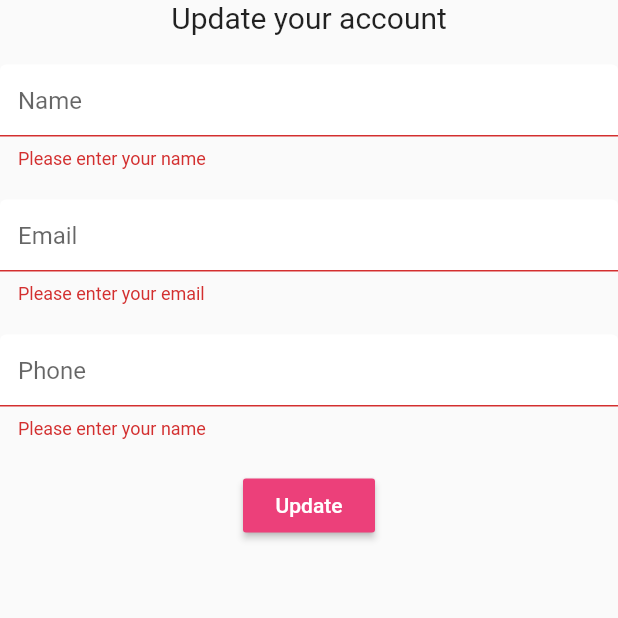
After one commit to MusinguziDenis/travel-express, a Flutter app: the UpdateForm screen opened directly, after a tap on "Update", on a phone screen of 412 x 824 dp, the top half of it. The commit adds this screen. Run offline on Flutter 3.47's test engine with Material 2 defaults, Android fonts, the phone set to English and light mode, and no system bars; our stand-ins replace cloud_firestore, firebase_auth, flutter_spinkit, google_fonts; accounts and stored records are empty.

Commit message:
finished updating the users account

```diff
--- a/lib/models/user.dart
+++ b/lib/models/user.dart
@@ -4,3 +4,11 @@ class User {
 
   User({this.uid, this.email});
 }
+
+class UserData {
+  final String uid;
+  final String name;
+  final String email;
+  final String phone;
+  UserData({this.uid, this.name, this.email, this.phone});
+}
--- a/lib/screens/home/account.dart
+++ b/lib/screens/home/account.dart
@@ -1,6 +1,7 @@
 //import 'package:cloud_firestore/cloud_firestore.dart';
 import 'package:flutter/material.dart';
 import 'package:travel_express/models/tript.dart';
+import 'package:travel_express/screens/home/update.dart';
 import 'package:travel_express/services/auth.dart';
 import 'package:travel_express/services/database.dart';
 import 'package:provider/provider.dart';
@@ -10,6 +11,19 @@ import 'package:travel_express/screens/home/trip_list.dart';
 class Account extends StatelessWidget {
   @override
   Widget build(BuildContext context) {
+    void _showDialogueBox() {
+      showDialog(
+        barrierColor: Colors.white,
+        context: context,
+        builder: (context) {
+          return Container(
+            padding: EdgeInsets.symmetric(vertical: 20.0, horizontal: 60.0),
+            child: UpdateForm(),
+          );
+        },
+      );
+    }
+
     return StreamProvider<List<Tripd>>.value(
       value: DatabaseService().trips,
       child: Scaffold(
@@ -19,7 +33,7 @@ class Account extends StatelessWidget {
           elevation: 0.0,
           actions: [
             FlatButton.icon(
-              onPressed: () {},
+              onPressed: () => _showDialogueBox(),
               icon: Icon(Icons.settings),
               label: Text('Update'),
             )
--- a/lib/screens/home/drawer.dart
+++ b/lib/screens/home/drawer.dart
@@ -1,9 +1,12 @@
 import 'package:flutter/material.dart';
+import 'package:travel_express/models/tript.dart';
 import 'package:travel_express/screens/home/account.dart';
 import 'package:travel_express/screens/home/schedule.dart';
 import 'package:travel_express/screens/home/trips.dart';
 
 class MyDrawer extends StatelessWidget {
+  final Tripd trip;
+  MyDrawer({this.trip});
   @override
   Widget build(BuildContext context) {
     return Drawer(
@@ -12,7 +15,7 @@ class MyDrawer extends StatelessWidget {
         children: [
           UserAccountsDrawerHeader(
             accountName: Text('Musinguzi Denis'),
-            accountEmail: Text('desmusinguzi@gmail.com'),
+            accountEmail: Text('denis@gmail.com'),
             currentAccountPicture: CircleAvatar(
               backgroundImage: AssetImage('assets/images/allianz.jpg'),
             ),
--- a/lib/screens/home/trip_list.dart
+++ b/lib/screens/home/trip_list.dart
@@ -2,6 +2,7 @@ import 'package:flutter/material.dart';
 import 'package:cloud_firestore/cloud_firestore.dart';
 import 'package:provider/provider.dart';
 import 'package:travel_express/models/tript.dart';
+import 'package:travel_express/models/user.dart';
 import 'package:travel_express/screens/home/trip_tile.dart';
 
 class TripList extends StatefulWidget {
@@ -12,7 +13,8 @@ class TripList extends StatefulWidget {
 class _TripListState extends State<TripList> {
   @override
   Widget build(BuildContext context) {
-    final trips = Provider.of<List<Tripd>>(context);
+    final user = Provider.of<User>(context);
+    final trips = Provider.of<List<Tripd>>(context) ?? [];
 
     return ListView.builder(
         itemCount: trips.length,
--- /dev/null
+++ b/lib/screens/home/update.dart
@@ -0,0 +1,100 @@
+import 'package:flutter/material.dart';
+import 'package:provider/provider.dart';
+import 'package:travel_express/models/user.dart';
+import 'package:travel_express/services/database.dart';
+import 'package:travel_express/shared/constants.dart';
+import 'package:travel_express/shared/loading.dart';
+
+class UpdateForm extends StatefulWidget {
+  @override
+  _UpdateFormState createState() => _UpdateFormState();
+}
+
+class _UpdateFormState extends State<UpdateForm> {
+  final _formKey = GlobalKey<FormState>();
+  String _currentName;
+  String _currentEmail;
+  String _currentPhone;
+  @override
+  Widget build(BuildContext context) {
+    final user = Provider.of<User>(context);
+    return Scaffold(
+      body: SingleChildScrollView(
+        child: StreamBuilder<UserData>(
+            stream: DatabaseService(uid: user.uid).userData,
+            builder: (context, snapshot) {
+              if (snapshot.hasData) {
+                UserData userData = snapshot.data;
+                return Form(
+                  key: _formKey,
+                  child: Column(
+                    children: [
+                      Text(
+                        'Update your account',
+                        style: TextStyle(fontSize: 20.0),
+                      ),
+                      SizedBox(
+                        height: 20.0,
+                      ),
+                      TextFormField(
+                        initialValue: userData.name,
+                        decoration:
+                            textInputDecoration.copyWith(hintText: 'Name'),
+                        validator: (value) =>
+                            value.isEmpty ? 'Please enter your name' : null,
+                        onChanged: (value) =>
+                            setState(() => _currentName = value),
+                      ),
+                      SizedBox(
+                        height: 20.0,
+                      ),
+                      TextFormField(
+                        initialValue: userData.email,
+                        decoration:
+                            textInputDecoration.copyWith(hintText: 'Email'),
+                        validator: (value) =>
+                            value.isEmpty ? 'Please enter your email' : null,
+                        onChanged: (value) =>
+                            setState(() => _currentEmail = value),
+                      ),
+                      SizedBox(
+                        height: 20.0,
+                      ),
+                      TextFormField(
+                        initialValue: userData.phone,
+                        decoration: textInputDecoration,
+                        validator: (value) =>
+                            value.isEmpty ? 'Please enter your name' : null,
+                        onChanged: (value) =>
+                            setState(() => _currentPhone = value),
+                      ),
+                      SizedBox(
+                        height: 20.0,
+                      ),
+                      RaisedButton(
+                        color: Colors.pink[400],
+                        child: Text(
+                          'Update',
+                          style: TextStyle(color: Colors.white),
+                        ),
+                        onPressed: () async {
+                          if (_formKey.currentState.validate()) {
+                            await DatabaseService(uid: user.uid).updateUserData(
+                                _currentName ?? userData.name,
+                                _currentPhone ?? userData.phone,
+                                _currentEmail ?? userData.email);
+                            Navigator.of(context);
+                          }
+                        },
+                      )
+                    ],
+                  ),
+                );
+              } else {
+                return Loading();
+              }
+            }),
+      ),
+    );
+  }
+}
--- a/lib/services/auth.dart
+++ b/lib/services/auth.dart
@@ -54,6 +54,8 @@ class AuthService {
       FirebaseUser user = result.user;
       await DatabaseService(uid: user.uid)
           .updateUserData('name', 'number', 'email');
+      await DatabaseServices(uid: user.uid)
+          .updateJourney(1, 'January', 2020, 'Kampala', 'Fort Portal', '8:00');
       return _userFromFirebaseUser(user);
     } catch (e) {
       print(e.toString());
--- a/lib/services/database.dart
+++ b/lib/services/database.dart
@@ -1,5 +1,6 @@
 import 'package:cloud_firestore/cloud_firestore.dart';
 import 'package:travel_express/models/tript.dart';
+import 'package:travel_express/models/user.dart';
 
 class DatabaseService {
   final String uid;
@@ -31,26 +32,37 @@ class DatabaseService {
   Stream<List<Tripd>> get trips {
     return tripCollection.snapshots().map(_tripListFromSnapshot);
   }
+
+  //userdata from snapshot
+  UserData _userDataFromSnapshot(DocumentSnapshot snapshot) {
+    return UserData(
+      uid: uid,
+      name: snapshot.data['name'],
+      email: snapshot.data['name'],
+      phone: snapshot.data['name'],
+    );
+  }
+
+//get user doc stream
+  Stream<UserData> get userData {
+    return tripCollection.document(uid).snapshots().map(_userDataFromSnapshot);
+  }
 }
 
-/*class DatabaseServices {
+class DatabaseServices {
   final String uid;
   DatabaseServices({this.uid});
-  final CollectionReference schedulesCollection =
-      Firestore.instance.collection('schedule');
-
-  Future updateSchedule(
-      String day, String departure, String destination, String time) async {
-    return await schedulesCollection.document(uid).setData({
+  final CollectionReference journeyCollection =
+      Firestore.instance.collection('journey');
+  Future updateJourney(int day, String month, int year, String departure,
+      String destination, String time) async {
+    return await journeyCollection.document(uid).setData({
       'day': day,
+      'month': month,
+      'year': year,
       'departure': departure,
       'destination': destination,
       'time': time
     });
   }
-
-  //get schedules stream
-  Stream<QuerySnapshot> get schedule {
-    return schedulesCollection.snapshots();
-  }
-}*/
+}
```
